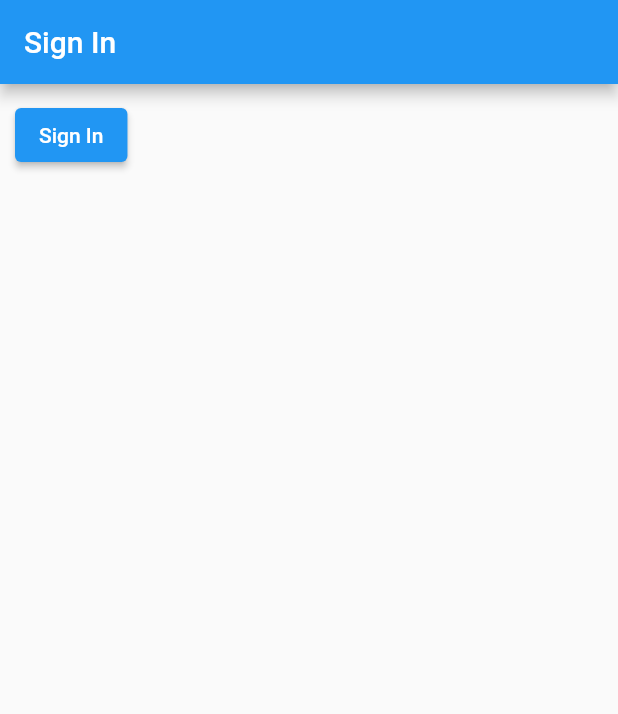
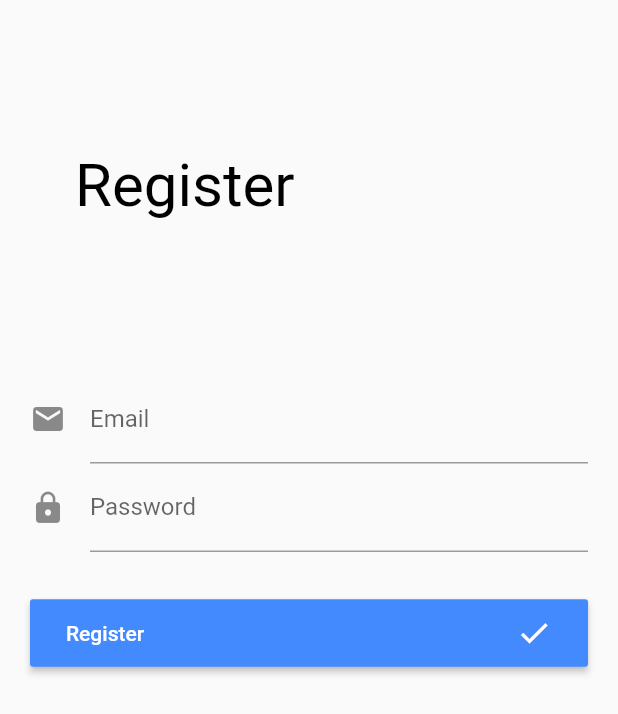
Before and after one commit to SachinKasaraddi/CryptoCurrencies, a Flutter app: the screen it shows after launch, on a phone screen of 412 x 824 dp. Shown: the top 714 px of the screen. Run offline on Flutter 3.47's test engine with Material 2 defaults, Android fonts, the phone set to English and light mode, and no system bars; our stand-ins replace equatable, firebase_auth, firebase_core, flutter_bloc, shimmer; accounts and stored records are empty.

Commit message:
feat:Firebase registration added using Flutter bloc library pattern

```diff
--- /dev/null
+++ b/lib/bloc/authentication_bloc/authentication_bloc.dart
@@ -0,0 +1,40 @@
+import 'package:cryptoapp/services/repositories/user_repository.dart';
+import 'package:flutter_bloc/flutter_bloc.dart';
+
+import 'authentication_event.dart';
+import 'authentication_state.dart';
+
+class AuthenticationBloc
+    extends Bloc<AuthenticationEvent, AuthenticationState> {
+  final UserRepository _userRepository;
+
+  AuthenticationBloc({required UserRepository userRepository})
+      : _userRepository = userRepository,
+        super(AuthenticationInitial());
+
+  @override
+  Stream<AuthenticationState> mapEventToState(
+      AuthenticationEvent event) async* {
+    if (event is AuthenticationLoggedIn) {
+      yield* _mapAuthenticationLoggedInToState();
+    } else if (event is AuthenticationLoggedOut) {
+      yield* _mapAuthenticationLoggedOutInToState();
+    }
+  }
+
+  //AuthenticationLoggedOut
+  Stream<AuthenticationState> _mapAuthenticationLoggedOutInToState() async* {
+    yield AuthenticationFailure();
+    _userRepository.signOut();
+  }
+
+  //AuthenticationLoggedIn
+  Stream<AuthenticationState> _mapAuthenticationLoggedInToState() async* {
+    // ignore: unnecessary_null_comparison
+    if (_userRepository.getUser() != null) {
+      yield AuthenticationSuccess((await _userRepository.getUser())!);
+    } else {
+      yield AuthenticationFailure();
+    }
+  }
+}
--- /dev/null
+++ b/lib/bloc/authentication_bloc/authentication_event.dart
@@ -0,0 +1,12 @@
+import 'package:equatable/equatable.dart';
+
+abstract class AuthenticationEvent extends Equatable {
+  @override
+  List<Object> get props => [];
+}
+
+class AuthenticationStarted extends AuthenticationEvent {}
+
+class AuthenticationLoggedIn extends AuthenticationEvent {}
+
+class AuthenticationLoggedOut extends AuthenticationEvent {}
--- /dev/null
+++ b/lib/bloc/authentication_bloc/authentication_state.dart
@@ -0,0 +1,22 @@
+import 'package:equatable/equatable.dart';
+import 'package:firebase_auth/firebase_auth.dart';
+
+abstract class AuthenticationState extends Equatable {
+  AuthenticationState();
+
+  @override
+  List<Object> get props => [];
+}
+
+class AuthenticationInitial extends AuthenticationState {}
+
+class AuthenticationSuccess extends AuthenticationState {
+  final User firebaseUser;
+
+  AuthenticationSuccess(this.firebaseUser);
+
+  @override
+  List<Object> get props => [firebaseUser];
+}
+
+class AuthenticationFailure extends AuthenticationState {}
--- /dev/null
+++ b/lib/bloc/register_bloc/register_bloc.dart
@@ -0,0 +1,45 @@
+import 'package:cryptoapp/bloc/register_bloc/register_event.dart';
+import 'package:cryptoapp/bloc/register_bloc/register_state.dart';
+import 'package:cryptoapp/services/repositories/user_repository.dart';
+import 'package:cryptoapp/utils/validators.dart';
+import 'package:flutter_bloc/flutter_bloc.dart';
+
+class RegisterBloc extends Bloc<RegisterEvent, RegisterState> {
+  final UserRepository _userRepository;
+
+  RegisterBloc({required UserRepository userRepository})
+      : _userRepository = userRepository,
+        super(RegisterState.initial());
+
+  @override
+  Stream<RegisterState> mapEventToState(RegisterEvent event) async* {
+    if (event is RegisterEmailChanged) {
+      yield* _mapRegisterEmailChangeToState(event.email);
+    } else if (event is RegisterPasswordChanged) {
+      yield* _mapRegisterPasswordChangeToState(event.password);
+    } else if (event is RegisterSubmitted) {
+      yield* _mapRegisterSubmittedToState(
+          email: event.email, password: event.password);
+    }
+  }
+
+  Stream<RegisterState> _mapRegisterEmailChangeToState(String email) async* {
+    yield state.update(isEmailValid: Validators.isValidEmail(email), isPasswordValid: true);
+  }
+
+  Stream<RegisterState> _mapRegisterPasswordChangeToState(String password) async* {
+    yield state.update(isPasswordValid: Validators.isValidPassword(password), isEmailValid: true);
+  }
+
+  Stream<RegisterState> _mapRegisterSubmittedToState(
+      {required String email, required String password}) async* {
+    yield RegisterState.loading();
+    try {
+      await _userRepository.signUp(email, password);
+      yield RegisterState.success();
+    } catch (error) {
+      print(error);
+      yield RegisterState.failure();
+    }
+  }
+}
--- /dev/null
+++ b/lib/bloc/register_bloc/register_event.dart
@@ -0,0 +1,34 @@
+import 'package:equatable/equatable.dart';
+
+abstract class RegisterEvent extends Equatable {
+  @override
+  List<Object> get props => [];
+}
+
+class RegisterEmailChanged extends RegisterEvent {
+  final String email;
+
+  RegisterEmailChanged({required this.email});
+
+  @override
+  List<Object> get props => [email];
+}
+
+class RegisterPasswordChanged extends RegisterEvent {
+  final String password;
+
+  RegisterPasswordChanged({required this.password});
+
+  @override
+  List<Object> get props => [password];
+}
+
+class RegisterSubmitted extends RegisterEvent {
+  final String email;
+  final String password;
+
+  RegisterSubmitted({required this.email, required this.password});
+
+  @override
+  List<Object> get props => [email, password];
+}
--- /dev/null
+++ b/lib/bloc/register_bloc/register_state.dart
@@ -0,0 +1,85 @@
+class RegisterState {
+  final bool isEmailValid;
+  final bool isPasswordValid;
+  final bool isSubmitting;
+  final bool isSuccess;
+  final bool isFailure;
+
+  bool get isFormValid => isEmailValid && isPasswordValid;
+
+  RegisterState(
+      {required this.isEmailValid,
+        required this.isPasswordValid,
+        required this.isSubmitting,
+        required this.isSuccess,
+        required this.isFailure});
+
+  factory RegisterState.initial() {
+    return RegisterState(
+      isEmailValid: true,
+      isPasswordValid: true,
+      isSubmitting: false,
+      isSuccess: false,
+      isFailure: false,
+    );
+  }
+
+  factory RegisterState.loading() {
+    return RegisterState(
+      isEmailValid: true,
+      isPasswordValid: true,
+      isSubmitting: true,
+      isSuccess: false,
+      isFailure: false,
+    );
+  }
+
+  factory RegisterState.failure() {
+    return RegisterState(
+      isEmailValid: true,
+      isPasswordValid: true,
+      isSubmitting: false,
+      isSuccess: false,
+      isFailure: true,
+    );
+  }
+
+  factory RegisterState.success() {
+    return RegisterState(
+      isEmailValid: true,
+      isPasswordValid: true,
+      isSubmitting: false,
+      isSuccess: true,
+      isFailure: false,
+    );
+  }
+
+  RegisterState update({
+    required bool isEmailValid,
+    required bool isPasswordValid,
+  }) {
+    return copyWith(
+      isEmailValid: isEmailValid,
+      isPasswordValid: isPasswordValid,
+      isSubmitting: false,
+      isSuccess: false,
+      isFailure: false,
+    );
+  }
+
+  RegisterState copyWith({
+    required bool isEmailValid,
+    required bool isPasswordValid,
+    required bool isSubmitting,
+    required bool isSuccess,
+    required bool isFailure,
+  }) {
+    return RegisterState(
+      isEmailValid: isEmailValid,
+      isPasswordValid: isPasswordValid,
+      isSubmitting: isSubmitting,
+      isSuccess: isSuccess,
+      isFailure: isFailure,
+    );
+  }
+}
--- a/lib/screen/authentication/sign_in.dart
+++ b/lib/screen/authentication/sign_in.dart
@@ -1,5 +1,4 @@
 import 'package:cryptoapp/services/auth.dart';
-import 'package:firebase_auth/firebase_auth.dart';
 import 'package:flutter/material.dart';
 
 class SignIn extends StatefulWidget {
--- /dev/null
+++ b/lib/screen/register/register_form.dart
@@ -0,0 +1,169 @@
+import 'package:cryptoapp/bloc/authentication_bloc/authentication_bloc.dart';
+import 'package:cryptoapp/bloc/authentication_bloc/authentication_event.dart';
+import 'package:cryptoapp/bloc/register_bloc/register_bloc.dart';
+import 'package:cryptoapp/bloc/register_bloc/register_event.dart';
+import 'package:cryptoapp/bloc/register_bloc/register_state.dart';
+import 'package:flutter/material.dart';
+import 'package:flutter_bloc/flutter_bloc.dart';
+
+class RegisterForm extends StatefulWidget {
+  @override
+  _LoginFormState createState() => _LoginFormState();
+}
+
+class _LoginFormState extends State<RegisterForm> {
+  final TextEditingController _emailController = TextEditingController();
+  final TextEditingController _passwordController = TextEditingController();
+
+  bool get isPopulated =>
+      _emailController.text.isNotEmpty && _passwordController.text.isNotEmpty;
+
+  bool isButtonEnabled(RegisterState state) {
+    return state.isFormValid && isPopulated && !state.isSubmitting;
+  }
+
+  late RegisterBloc _registerBloc;
+
+  @override
+  void initState() {
+    super.initState();
+    _registerBloc = BlocProvider.of<RegisterBloc>(context);
+    _emailController.addListener(_onEmailChange);
+    _passwordController.addListener(_onPasswordChange);
+  }
+
+  @override
+  Widget build(BuildContext context) {
+    return BlocListener<RegisterBloc, RegisterState>(
+      listener: (context, state) {
+        if (state.isFailure) {
+          Scaffold.of(context)
+            ..removeCurrentSnackBar()
+            ..showSnackBar(
+              SnackBar(
+                content: Row(
+                  mainAxisAlignment: MainAxisAlignment.spaceBetween,
+                  children: <Widget>[
+                    Text('Register Failure'),
+                    Icon(Icons.error),
+                  ],
+                ),
+                backgroundColor: Colors.amberAccent,
+              ),
+            );
+        }
+
+        if (state.isSubmitting) {
+          Scaffold.of(context)
+            ..removeCurrentSnackBar()
+            ..showSnackBar(
+              SnackBar(
+                content: Row(
+                  mainAxisAlignment: MainAxisAlignment.spaceBetween,
+                  children: <Widget>[
+                    Text('Registering...'),
+                    CircularProgressIndicator(
+                      valueColor: AlwaysStoppedAnimation<Color>(Colors.white),
+                    )
+                  ],
+                ),
+                backgroundColor: Colors.amber,
+              ),
+            );
+        }
+
+        if (state.isSuccess) {
+          BlocProvider.of<AuthenticationBloc>(context).add(
+            AuthenticationLoggedIn(),
+          );
+          Navigator.pop(context);
+        }
+      },
+      child: BlocBuilder<RegisterBloc, RegisterState>(
+        builder: (context, state) {
+          return Padding(
+            padding: const EdgeInsets.all(20.0),
+            child: Form(
+              child: Column(
+                children: <Widget>[
+                  TextFormField(
+                    controller: _emailController,
+                    decoration: InputDecoration(
+                      icon: Icon(Icons.email),
+                      labelText: "Email",
+                    ),
+                    keyboardType: TextInputType.emailAddress,
+                    autovalidate: true,
+                    autocorrect: false,
+                    validator: (_) {
+                      return !state.isEmailValid ? 'Invalid Email' : null;
+                    },
+                  ),
+                  TextFormField(
+                    controller: _passwordController,
+                    decoration: InputDecoration(
+                      icon: Icon(Icons.lock),
+                      labelText: "Password",
+                    ),
+                    obscureText: true,
+                    autovalidate: true,
+                    autocorrect: false,
+                    validator: (_) {
+                      return !state.isPasswordValid ? 'Invalid Password' : null;
+                    },
+                  ),
+                  SizedBox(
+                    height: 30,
+                  ),
+                  MaterialButton(
+                      height: 45,
+                      onPressed: () {
+                        if (isButtonEnabled(state)) {
+                          _onFormSubmitted();
+                        }
+                      },
+                      color: Colors.blueAccent,
+                      child: Padding(
+                        padding: const EdgeInsets.all(8.0),
+                        child: Row(
+                          mainAxisAlignment: MainAxisAlignment.spaceBetween,
+                          children: <Widget>[
+                            Text(
+                              'Register',
+                              style: TextStyle(
+                                color: Colors.white,
+                              ),
+                            ),
+                            Icon(
+                              Icons.check,
+                              color: Colors.white,
+                            ),
+                          ],
+                        ),
+                      )),
+                  SizedBox(
+                    height: 10,
+                  ),
+                ],
+              ),
+            ),
+          );
+        },
+      ),
+    );
+  }
+
+  void _onEmailChange() {
+    _registerBloc.add(RegisterEmailChanged(email: _emailController.text));
+  }
+
+  void _onPasswordChange() {
+    _registerBloc
+        .add(RegisterPasswordChanged(password: _passwordController.text));
+  }
+
+  void _onFormSubmitted() {
+    _registerBloc.add(RegisterSubmitted(
+        email: _emailController.text, password: _passwordController.text));
+  }
+}
--- /dev/null
+++ b/lib/screen/register/register_screen.dart
@@ -0,0 +1,56 @@
+import 'package:cryptoapp/bloc/register_bloc/register_bloc.dart';
+import 'package:cryptoapp/screen/register/register_form.dart';
+import 'package:cryptoapp/services/repositories/user_repository.dart';
+import 'package:flutter/material.dart';
+import 'package:flutter_bloc/flutter_bloc.dart';
+
+class RegisterScreen extends StatelessWidget {
+  final UserRepository _userRepository;
+
+  const RegisterScreen(
+      {required Key key, required UserRepository userRepository})
+      : _userRepository = userRepository,
+        super(key: key);
+
+  @override
+  Widget build(BuildContext context) {
+    return Scaffold(
+      extendBodyBehindAppBar: true,
+      appBar: AppBar(
+        elevation: 0,
+        backgroundColor: Colors.transparent,
+        iconTheme: IconThemeData(
+          color: Color(0xff6a515e),
+        ),
+      ),
+      body: BlocProvider<RegisterBloc>(
+        create: (context) => RegisterBloc(userRepository: _userRepository),
+        child: Container(
+          height: double.infinity,
+          child: SingleChildScrollView(
+            child: Stack(
+              children: <Widget>[
+                Container(
+                  padding: const EdgeInsets.only(top: 100, left: 50),
+                  width: double.infinity,
+                  height: 300,
+                  child: Text(
+                    'Register',
+                    style: TextStyle(
+                      fontSize: 40,
+                      color: Colors.black,
+                    ),
+                  ),
+                ),
+                Container(
+                  margin: const EdgeInsets.only(top: 230),
+                  child: RegisterForm(),
+                )
+              ],
+            ),
+          ),
+        ),
+      ),
+    );
+  }
+}
--- a/lib/screen/wrapper.dart
+++ b/lib/screen/wrapper.dart
@@ -1,9 +1,10 @@
-import 'package:cryptoapp/screen/authentication/authenticate.dart';
+import 'package:cryptoapp/screen/register/register_screen.dart';
+import 'package:cryptoapp/services/repositories/user_repository.dart';
 import 'package:flutter/material.dart';
 
 class Wrapper extends StatelessWidget {
   @override
   Widget build(BuildContext context) {
-    return Authneticate();
+    return RegisterScreen(key: UniqueKey(),userRepository: UserRepository(),);
   }
 }
--- /dev/null
+++ b/lib/services/repositories/user_repository.dart
@@ -0,0 +1,20 @@
+import 'package:firebase_auth/firebase_auth.dart';
+
+class UserRepository {
+  final FirebaseAuth _firebaseAuth;
+
+  UserRepository() : _firebaseAuth = FirebaseAuth.instance;
+
+  Future<UserCredential> signUp(String email, String password) async {
+    return await _firebaseAuth.createUserWithEmailAndPassword(
+        email: email, password: password);
+  }
+
+  Future<void> signOut() async {
+    return _firebaseAuth.signOut();
+  }
+
+  Future<User?> getUser() async {
+    return _firebaseAuth.currentUser;
+  }
+}
--- /dev/null
+++ b/lib/utils/validators.dart
@@ -0,0 +1,16 @@
+class Validators {
+  static final RegExp _emailRegExp = RegExp(
+    r'^[a-zA-Z0-9.!#$%&’*+/=?^_`{|}~-]+@[a-zA-Z0-9-]+(?:\.[a-zA-Z0-9-]+)*$',
+  );
+  static final RegExp _passwordRegExp = RegExp(
+    r'^(?=.*[A-Za-z])(?=.*\d)[A-Za-z\d]{8,}$',
+  );
+
+  static isValidEmail(String email) {
+    return _emailRegExp.hasMatch(email);
+  }
+
+  static isValidPassword(String password) {
+    return _passwordRegExp.hasMatch(password);
+  }
+}
--- a/pubspec.yaml
+++ b/pubspec.yaml
@@ -34,6 +34,7 @@ dependencies:
   firebase_core: ^1.1.1
   firebase_auth: ^1.1.4
   cloud_firestore: ^2.1.0
+  flutter_bloc: ^7.0.0
 
 dev_dependencies:
   http: ^0.13.3
```
Also changed, not shown: pubspec.lock.
